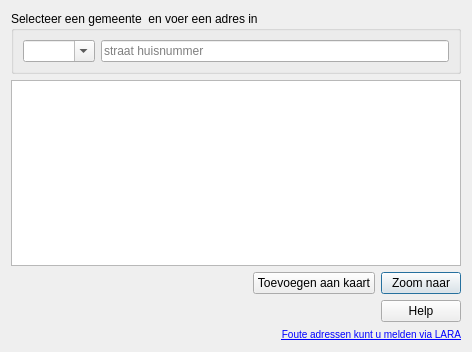
warrieka/geopunt4Qgis, file ui_geopunt4qgis.ui: the form before one commit.
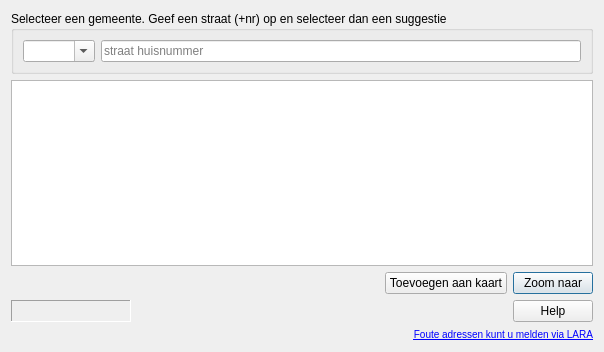
The form after the commit. Icons and pictures are not drawn.

```diff
--- a/ui_geopunt4qgis.ui
+++ b/ui_geopunt4qgis.ui
@@ -7,7 +7,7 @@
    <rect>
     <x>0</x>
     <y>0</y>
-    <width>472</width>
+    <width>604</width>
     <height>352</height>
    </rect>
   </property>
@@ -22,7 +22,7 @@
    <item>
     <widget class="QGroupBox" name="inputBox">
      <property name="title">
-      <string>Selecteer een gemeente  en voer een adres in</string>
+      <string>Selecteer een gemeente. Geef een straat (+nr) op en selecteer dan een suggestie </string>
      </property>
      <layout class="QHBoxLayout" name="horizontalLayout">
       <item>
@@ -92,6 +92,25 @@
    </item>
    <item>
     <layout class="QHBoxLayout" name="horizontalLayout_3">
+     <item>
+      <widget class="QLabel" name="label">
+       <property name="minimumSize">
+        <size>
+         <width>120</width>
+         <height>0</height>
+        </size>
+       </property>
+       <property name="frameShape">
+        <enum>QFrame::Panel</enum>
+       </property>
+       <property name="frameShadow">
+        <enum>QFrame::Sunken</enum>
+       </property>
+       <property name="text">
+        <string>  </string>
+       </property>
+      </widget>
+     </item>
      <item>
       <spacer name="horizontalSpacer_2">
        <property name="orientation">
```
Left out of the diff: 1 changed line with no effect on the pictures.
